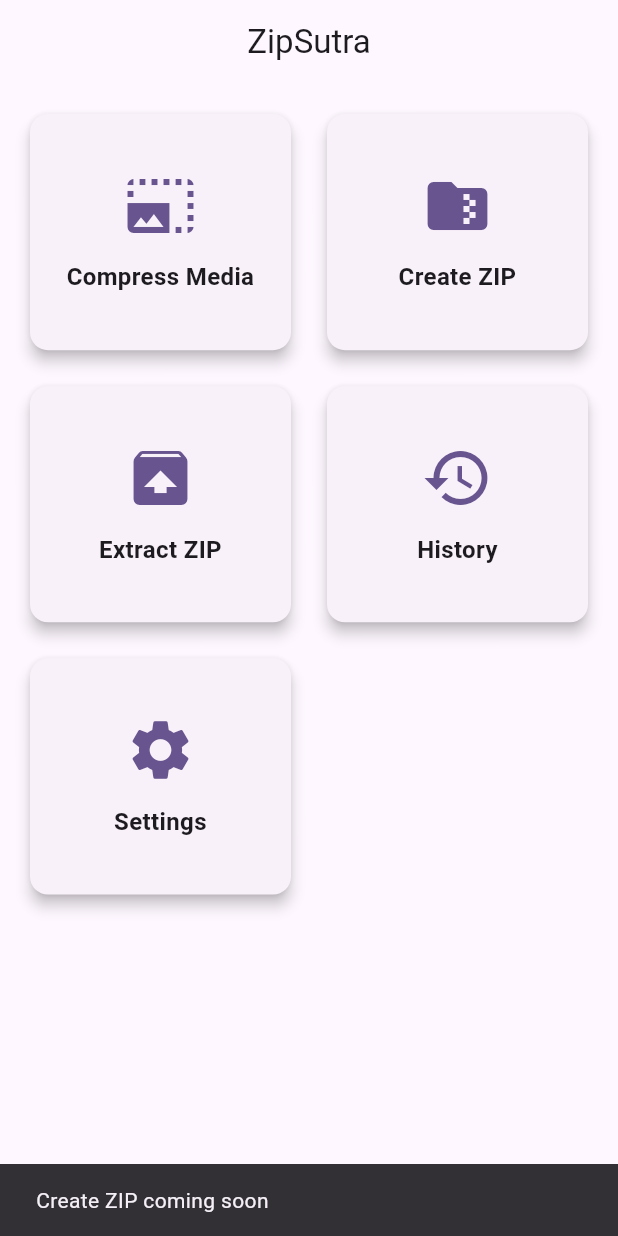
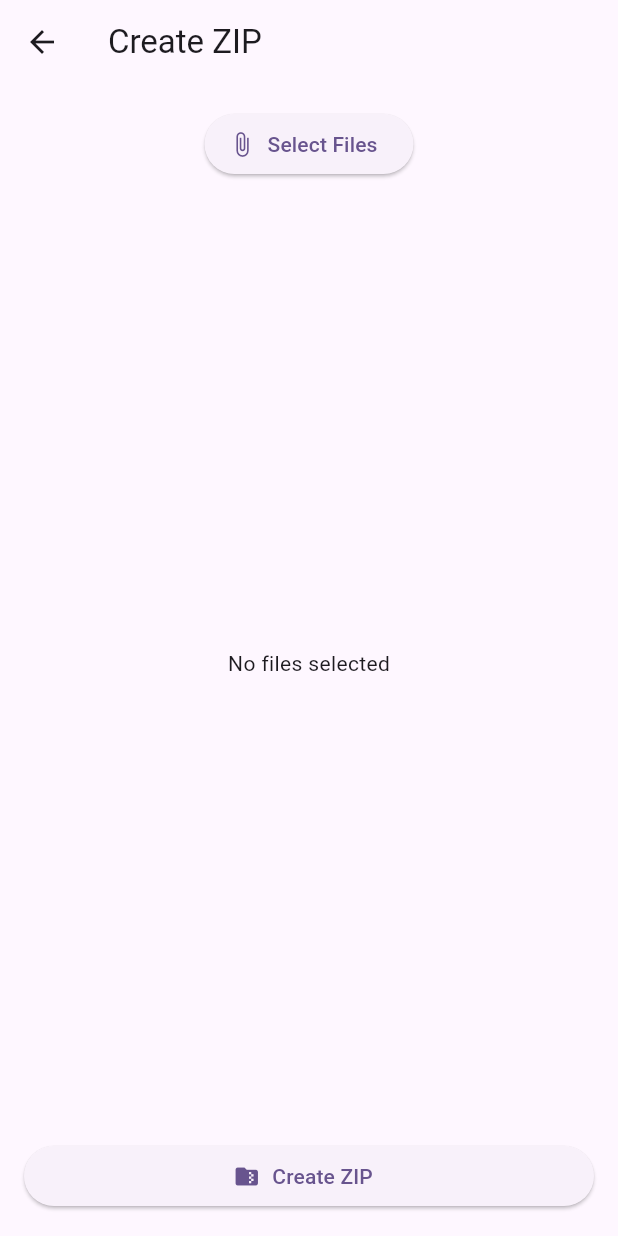
Before and after one commit to alok-2704/Zipsutra, a Flutter app: the screen it shows after launch, after a tap on "Create ZIP", on a phone screen of 412 x 824 dp. Run offline on Flutter 3.47's test engine with Material 3 defaults, Android fonts, the light colour scheme and no system bars; our stand-ins replace file_picker.

Commit message:
Add ZIP screen navigation

```diff
--- a/flutter_app/lib/main.dart
+++ b/flutter_app/lib/main.dart
@@ -1,4 +1,5 @@
 import 'package:flutter/material.dart';
+import 'screens/zip_screen.dart';
 
 void main() {
   runApp(const ZipSutraApp());
@@ -74,11 +75,20 @@ class HomeScreen extends StatelessWidget {
               child: InkWell(
                 borderRadius: BorderRadius.circular(12),
                onTap: () {
+  if (feature.title == 'Create ZIP') {
+    Navigator.push(
+      context,
+      MaterialPageRoute(
+        builder: (_) => const CreateZipScreen(),
+      ),
+    );
+  } else {
     ScaffoldMessenger.of(context).showSnackBar(
       SnackBar(
         content: Text('${feature.title} coming soon'),
       ),
     );
+  }
 },
                 child: Padding(
                   padding: const EdgeInsets.all(16),
--- /dev/null
+++ b/flutter_app/lib/screens/zip_screen.dart
@@ -0,0 +1,130 @@
+import 'package:file_picker/file_picker.dart';
+import 'package:flutter/material.dart';
+
+class CreateZipScreen extends StatefulWidget {
+  const CreateZipScreen({super.key});
+
+  @override
+  State<CreateZipScreen> createState() => _CreateZipScreenState();
+}
+
+class _CreateZipScreenState extends State<CreateZipScreen> {
+  List<PlatformFile> selectedFiles = [];
+  bool isCreatingZip = false;
+
+  Future<void> pickFiles() async {
+    final result = await FilePicker.platform.pickFiles(
+      allowMultiple: true,
+    );
+
+    if (result != null) {
+      setState(() {
+        selectedFiles = result.files;
+      });
+    }
+  }
+
+  Future<void> createZip() async {
+    if (selectedFiles.isEmpty) {
+      ScaffoldMessenger.of(context).showSnackBar(
+        const SnackBar(
+          content: Text('Please select files first'),
+        ),
+      );
+      return;
+    }
+
+    setState(() {
+      isCreatingZip = true;
+    });
+
+    // Placeholder for Python integration
+    await Future.delayed(const Duration(seconds: 2));
+
+    setState(() {
+      isCreatingZip = false;
+    });
+
+    if (!mounted) return;
+
+    ScaffoldMessenger.of(context).showSnackBar(
+      const SnackBar(
+        content: Text('ZIP file created successfully'),
+      ),
+    );
+  }
+
+  String formatFileSize(int bytes) {
+    if (bytes < 1024) return '$bytes B';
+    if (bytes < 1024 * 1024) {
+      return '${(bytes / 1024).toStringAsFixed(2)} KB';
+    }
+    if (bytes < 1024 * 1024 * 1024) {
+      return '${(bytes / (1024 * 1024)).toStringAsFixed(2)} MB';
+    }
+    return '${(bytes / (1024 * 1024 * 1024)).toStringAsFixed(2)} GB';
+  }
+
+  @override
+  Widget build(BuildContext context) {
+    return Scaffold(
+      appBar: AppBar(
+        title: const Text('Create ZIP'),
+      ),
+      body: Padding(
+        padding: const EdgeInsets.all(16),
+        child: Column(
+          children: [
+            ElevatedButton.icon(
+              onPressed: pickFiles,
+              icon: const Icon(Icons.attach_file),
+              label: const Text('Select Files'),
+            ),
+            const SizedBox(height: 20),
+            Expanded(
+              child: selectedFiles.isEmpty
+                  ? const Center(
+                      child: Text('No files selected'),
+                    )
+                  : ListView.builder(
+                      itemCount: selectedFiles.length,
+                      itemBuilder: (context, index) {
+                        final file = selectedFiles[index];
+
+                        return Card(
+                          child: ListTile(
+                            leading: const Icon(Icons.insert_drive_file),
+                            title: Text(file.name),
+                            subtitle: Text(
+                              formatFileSize(file.size),
+                            ),
+                          ),
+                        );
+                      },
+                    ),
+            ),
+            const SizedBox(height: 16),
+            SizedBox(
+              width: double.infinity,
+              child: ElevatedButton.icon(
+                onPressed: isCreatingZip ? null : createZip,
+                icon: isCreatingZip
+                    ? const SizedBox(
+                        width: 18,
+                        height: 18,
+                        child: CircularProgressIndicator(
+                          strokeWidth: 2,
+                        ),
+                      )
+                    : const Icon(Icons.folder_zip),
+                label: Text(
+                  isCreatingZip ? 'Creating ZIP...' : 'Create ZIP',
+                ),
+              ),
+            ),
+          ],
+        ),
+      ),
+    );
+  }
+}
```
Lines whose indentation alone changed are shown as unchanged.
